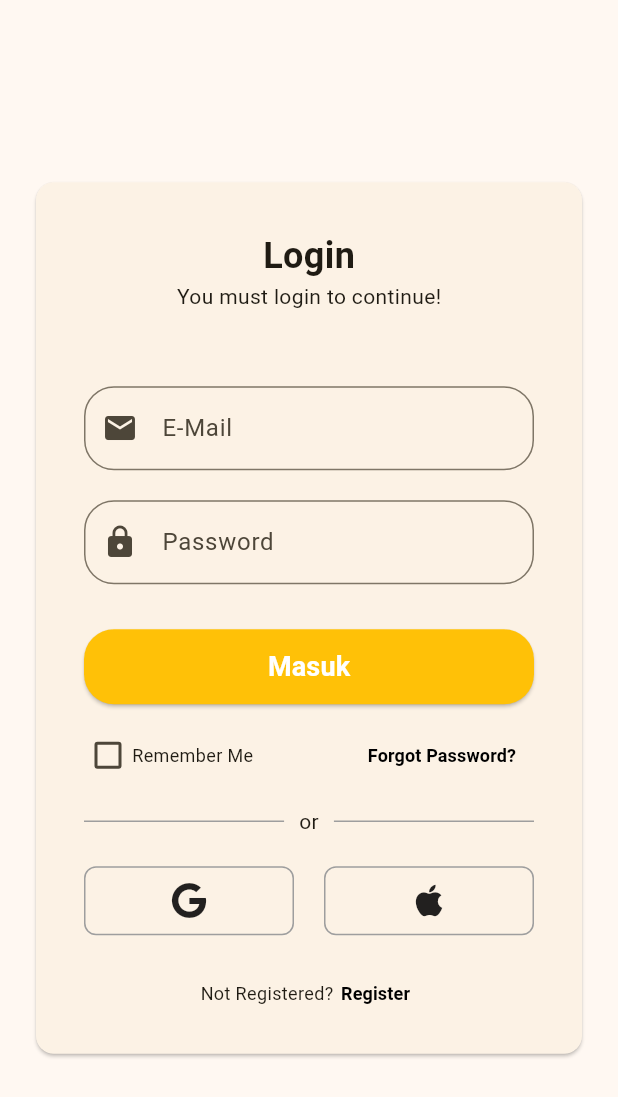
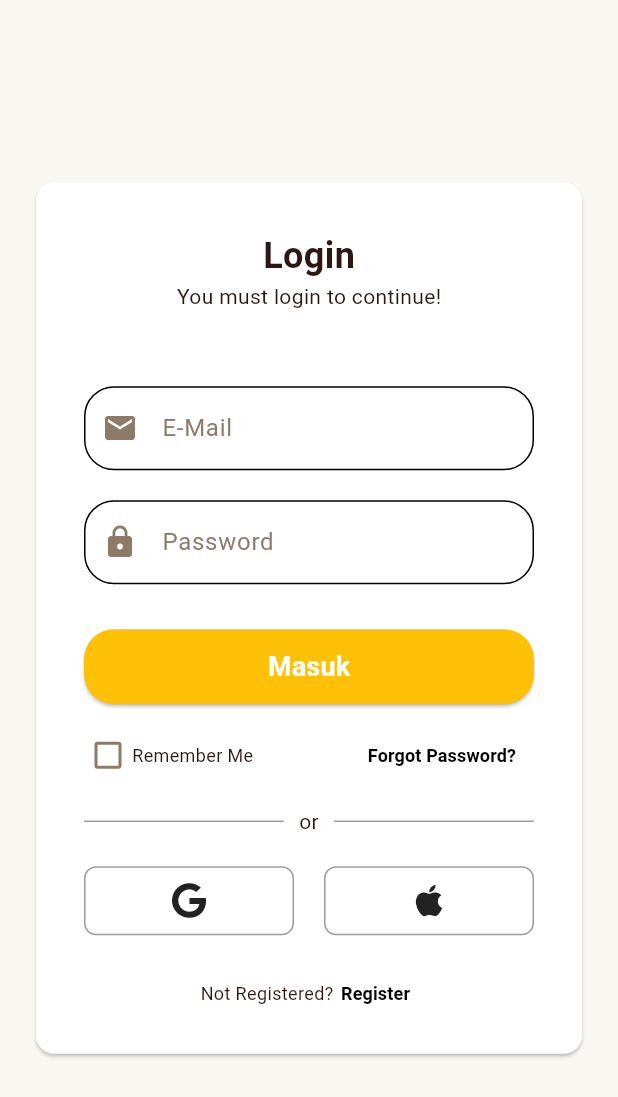
Before and after one commit to Coxtels/InfiniteVerse, a Flutter app: the screen it shows after launch, after a tap on the "login" icon, on a phone screen of 412 x 824 dp. Shown: the top 1097 px of the screen. Run offline on Flutter 3.47's test engine with Material 3 defaults, Android fonts, the phone set to English and light mode, and no system bars; our stand-ins replace cached_network_image, font_awesome_flutter; network calls fail.

Commit message:
feat: setup AppTheme

```diff
--- a/lib/main.dart
+++ b/lib/main.dart
@@ -1,6 +1,7 @@
 import 'package:flutter/material.dart';
 import 'package:flutter/services.dart';
 import 'package:infinite_verse/pages/main_page.dart';
+import 'package:infinite_verse/theme/app_theme.dart';
 
 void main() {
   WidgetsFlutterBinding.ensureInitialized();
@@ -17,9 +18,7 @@ class MyApp extends StatelessWidget {
   Widget build(BuildContext context) {
     return MaterialApp(
       debugShowCheckedModeBanner: false,
-      theme: ThemeData(
-        colorScheme: ColorScheme.fromSeed(seedColor: Colors.amber),
-      ),
+      theme: AppTheme.lightTheme,
       home: const MainPage(),
     );
   }
--- a/lib/pages/home_page.dart
+++ b/lib/pages/home_page.dart
@@ -15,7 +15,6 @@ class _HomePageState extends State<HomePage> {
   Widget build(BuildContext context) {
     return Scaffold(
       appBar: AppBar(
-        backgroundColor: Colors.amber,
         title: Row(
           children: [
             Image.asset('assets/images/icon_apk.png', width: 40, height: 40),
--- /dev/null
+++ b/lib/theme/app_theme.dart
@@ -0,0 +1,66 @@
+import 'package:flutter/material.dart';
+
+class AppTheme {
+  // 1. Palet Warna Khusus Novel AI
+  static const Color scaffoldBg = Color(0xFFF9F7F2); // Putih Tulang Kertas Novel
+  static const Color surface = Colors.white; // Putih Bersih (Kartu & Navbar)
+  static const Color textPrimary = Color(0xFF2C1810); // Coklat Espresso Gelap (Teks Utama & Icon)
+  static const Color textSecondary = Color(0xFF8D7B68); // Coklat Taupe (Sinopsis & Label Inaktif)
+  static const Color primaryAccent = Color(0xFFA31D1D); // Merah Crimson (Navbar onSelect & Aksen)
+
+  // 2. Konfigurasi Tema Terang (Light Theme)
+  static ThemeData get lightTheme {
+    return ThemeData(
+      useMaterial3: true,
+      scaffoldBackgroundColor: scaffoldBg,
+
+      // Warna dasar sistem Flutter
+      colorScheme: const ColorScheme.light(
+        primary: primaryAccent,
+        surface: surface,
+        onSurface: textPrimary,
+        onSurfaceVariant: textSecondary,
+      ),
+
+      // AppBar bersih menyatu dengan background putih tulang
+      appBarTheme: const AppBarTheme(
+        backgroundColor: scaffoldBg,
+        foregroundColor: textPrimary,
+        elevation: 0,
+        scrolledUnderElevation: 0,
+        titleTextStyle: TextStyle(
+          color: textPrimary,
+          fontSize: 18,
+          fontWeight: FontWeight.w700,
+        ),
+      ),
+
+      // Navbar: Tanpa gelembung abu-abu, icon merah saat onSelect, coklat saat inaktif
+      navigationBarTheme: NavigationBarThemeData(
+        backgroundColor: surface,
+        indicatorColor: Colors.transparent, // Bersih tanpa gelembung pill
+        labelBehavior: NavigationDestinationLabelBehavior.alwaysShow,
+        iconTheme: WidgetStateProperty.resolveWith((states) {
+          if (states.contains(WidgetState.selected)) {
+            return const IconThemeData(color: primaryAccent); // Merah Crimson saat aktif
+          }
+          return const IconThemeData(color: textSecondary); // Coklat Taupe saat inaktif
+        }),
+        labelTextStyle: WidgetStateProperty.resolveWith((states) {
+          if (states.contains(WidgetState.selected)) {
+            return const TextStyle(
+              color: primaryAccent,
+              fontSize: 12,
+              fontWeight: FontWeight.w600,
+            );
+          }
+          return const TextStyle(
+            color: textSecondary,
+            fontSize: 12,
+            fontWeight: FontWeight.w500,
+          );
+        }),
+      ),
+    );
+  }
+}
```
